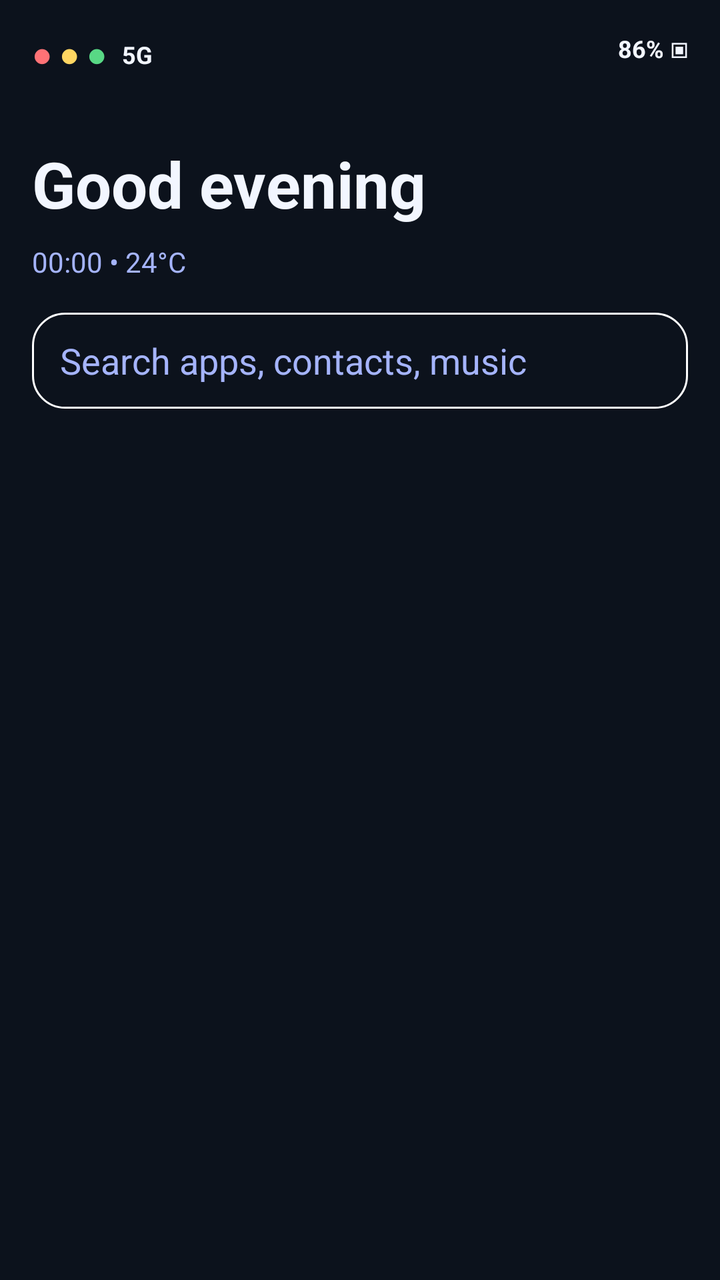
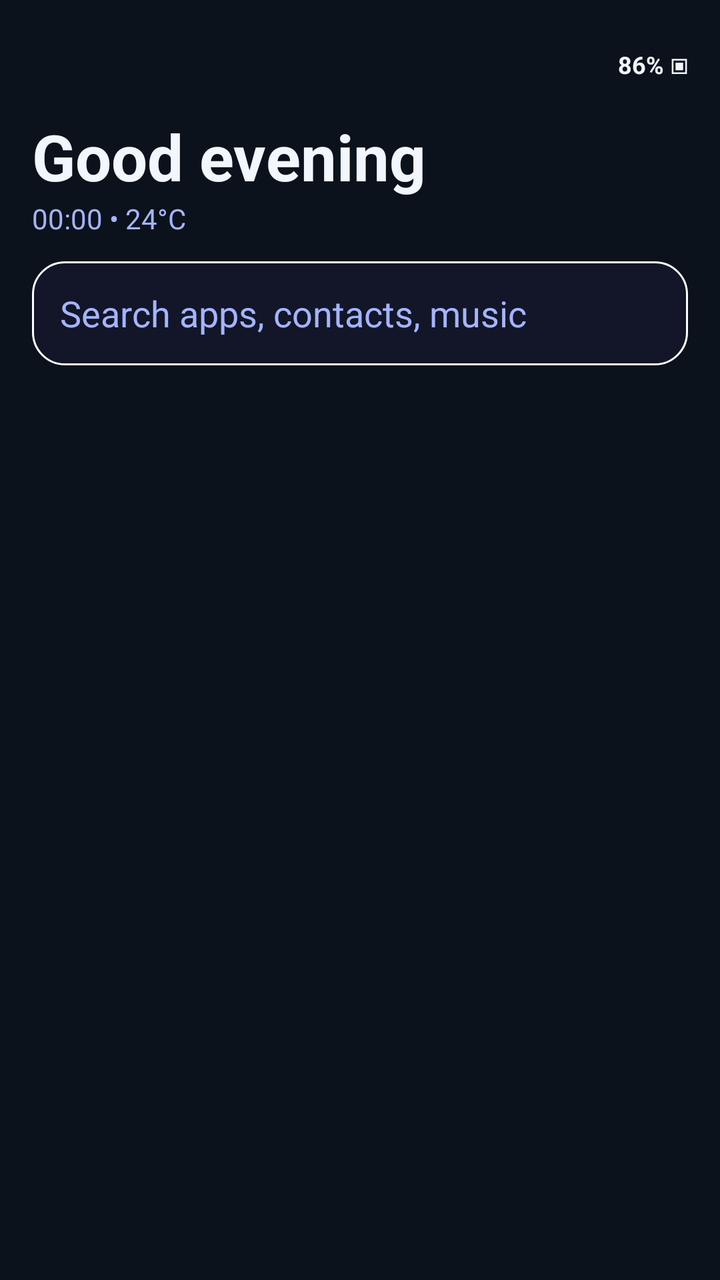

The first picture is an Android layout as it rendered before a commit; the second is the same layout after the commit. The layout source and the unified diff follow.
<!-- AndroidManifest.xml: application theme AppTheme -->
<!-- res/layout/activity_main.xml -->
<?xml version="1.0" encoding="utf-8"?>
<LinearLayout xmlns:android="http://schemas.android.com/apk/res/android"
    android:layout_width="match_parent"
    android:layout_height="match_parent"
    android:orientation="vertical"
    android:background="#0C121C">

    <RelativeLayout
        android:layout_width="match_parent"
        android:layout_height="wrap_content"
        android:padding="16dp">

        <LinearLayout
            android:id="@+id/statusLeft"
            android:layout_width="wrap_content"
            android:layout_height="wrap_content"
            android:layout_alignParentLeft="true"
            android:orientation="horizontal"
            android:gravity="center_vertical">

            <TextView
                android:layout_width="wrap_content"
                android:layout_height="wrap_content"
                android:text="●"
                android:textColor="#FF7276"
                android:textSize="16sp"
                android:textStyle="bold"
                android:layout_marginEnd="4dp" />

            <TextView
                android:layout_width="wrap_content"
                android:layout_height="wrap_content"
                android:text="●"
                android:textColor="#FFD662"
                android:textSize="16sp"
                android:textStyle="bold"
                android:layout_marginEnd="4dp" />

            <TextView
                android:layout_width="wrap_content"
                android:layout_height="wrap_content"
                android:text="●"
                android:textColor="#58D885"
                android:textSize="16sp"
                android:textStyle="bold"
                android:layout_marginEnd="8dp" />

            <TextView
                android:layout_width="wrap_content"
                android:layout_height="wrap_content"
                android:text="5G"
                android:textColor="#F2F6FF"
                android:textSize="12sp"
                android:textStyle="bold" />
        </LinearLayout>

        <LinearLayout
            android:layout_width="wrap_content"
            android:layout_height="wrap_content"
            android:layout_alignParentRight="true"
            android:orientation="horizontal"
            android:gravity="center_vertical">

            <TextView
                android:id="@+id/batteryLabel"
                android:layout_width="wrap_content"
                android:layout_height="wrap_content"
                android:text="86% ▣"
                android:textColor="#F2F6FF"
                android:textSize="12sp"
                android:textStyle="bold" />
        </LinearLayout>
    </RelativeLayout>

    <LinearLayout
        android:layout_width="match_parent"
        android:layout_height="0dp"
        android:layout_weight="1"
        android:orientation="vertical"
        android:padding="16dp">

        <TextView
            android:id="@+id/greetingLabel"
            android:layout_width="wrap_content"
            android:layout_height="wrap_content"
            android:text="Good evening"
            android:textColor="#F2F6FF"
            android:textSize="32sp"
            android:textStyle="bold"
            android:layout_marginBottom="8dp" />

        <TextView
            android:id="@+id/clockLabel"
            android:layout_width="wrap_content"
            android:layout_height="wrap_content"
            android:text="00:00 • 24°C"
            android:textColor="#A5B4FC"
            android:textSize="14sp" />

        <EditText
            android:id="@+id/searchField"
            android:layout_width="match_parent"
            android:layout_height="48dp"
            android:hint="Search apps, contacts, music"
            android:textColorHint="#A5B4FC"
            android:textColor="#F2F6FF"
            android:background="@drawable/search_background"
            android:paddingStart="14dp"
            android:paddingEnd="14dp"
            android:layout_marginTop="16dp"
            android:layout_marginBottom="12dp" />

        <HorizontalScrollView
            android:id="@+id/themeScroll"
            android:layout_width="match_parent"
            android:layout_height="wrap_content"
            android:scrollbars="none">

            <LinearLayout
                android:id="@+id/themeContainer"
                android:layout_width="wrap_content"
                android:layout_height="wrap_content"
                android:orientation="horizontal"
                android:gravity="center_vertical" />
        </HorizontalScrollView>

    </LinearLayout>

    <GridView
        android:id="@+id/appGrid"
        android:layout_width="match_parent"
        android:layout_height="0dp"
        android:layout_weight="2"
        android:numColumns="3"
        android:horizontalSpacing="12dp"
        android:verticalSpacing="12dp"
        android:padding="12dp" />

</LinearLayout>
<!-- resources referenced by this layout -->
<resources>
  <!-- drawable search_background (drawable) -->
  <?xml version="1.0" encoding="utf-8"?>
  <shape xmlns:android="http://schemas.android.com/apk/res/android"
      android:shape="rectangle">
      <stroke android:color="#FFFFFF" android:width="1dp" />
      <corners android:radius="16dp" />
      <solid android:color="#0C121C" />
  </shape>
  <style name="AppTheme" parent="Theme.AppCompat.NoActionBar">
          <item name="colorPrimary">@color/primary</item>
          <item name="colorPrimaryDark">@color/primary_dark</item>
          <item name="colorAccent">@color/accent</item>
          <item name="android:windowBackground">@color/background</item>
      </style>
  <color name="primary">#0C121C</color>
  <color name="primary_dark">#090C14</color>
  <color name="accent">#FF6C82</color>
  <color name="background">#0C121C</color>
</resources>

<!-- the commit's change to res/layout/activity_main.xml (unified diff, before → after) -->
@@ -3,137 +3,90 @@
     android:layout_width="match_parent"
     android:layout_height="match_parent"
     android:orientation="vertical"
-    android:background="#0C121C">
+    android:background="#0C121C"
+    android:padding="16dp">
 
     <RelativeLayout
         android:layout_width="match_parent"
         android:layout_height="wrap_content"
-        android:padding="16dp">
-
-        <LinearLayout
-            android:id="@+id/statusLeft"
-            android:layout_width="wrap_content"
-            android:layout_height="wrap_content"
-            android:layout_alignParentLeft="true"
-            android:orientation="horizontal"
-            android:gravity="center_vertical">
-
-            <TextView
-                android:layout_width="wrap_content"
-                android:layout_height="wrap_content"
-                android:text="●"
-                android:textColor="#FF7276"
-                android:textSize="16sp"
-                android:textStyle="bold"
-                android:layout_marginEnd="4dp" />
-
-            <TextView
-                android:layout_width="wrap_content"
-                android:layout_height="wrap_content"
-                android:text="●"
-                android:textColor="#FFD662"
-                android:textSize="16sp"
-                android:textStyle="bold"
-                android:layout_marginEnd="4dp" />
-
-            <TextView
-                android:layout_width="wrap_content"
-                android:layout_height="wrap_content"
-                android:text="●"
-                android:textColor="#58D885"
-                android:textSize="16sp"
-                android:textStyle="bold"
-                android:layout_marginEnd="8dp" />
-
-            <TextView
-                android:layout_width="wrap_content"
-                android:layout_height="wrap_content"
-                android:text="5G"
-                android:textColor="#F2F6FF"
-                android:textSize="12sp"
-                android:textStyle="bold" />
-        </LinearLayout>
+        android:paddingTop="8dp"
+        android:paddingBottom="8dp">
 
         <LinearLayout
             android:layout_width="wrap_content"
             android:layout_height="wrap_content"
-            android:layout_alignParentRight="true"
+            android:layout_alignParentStart="true"
             android:orientation="horizontal"
             android:gravity="center_vertical">
 
-            <TextView
-                android:id="@+id/batteryLabel"
-                android:layout_width="wrap_content"
-                android:layout_height="wrap_content"
-                android:text="86% ▣"
-                android:textColor="#F2F6FF"
-                android:textSize="12sp"
-                android:textStyle="bold" />
+            <TextView android:text="●" android:textColor="#FF7276" android:textStyle="bold" android:textSize="16sp" android:layout_marginEnd="4dp"/>
+            <TextView android:text="●" android:textColor="#FFD662" android:textStyle="bold" android:textSize="16sp" android:layout_marginEnd="4dp"/>
+            <TextView android:text="●" android:textColor="#58D885" android:textStyle="bold" android:textSize="16sp" android:layout_marginEnd="8dp"/>
+            <TextView android:text="5G" android:textColor="#F2F6FF" android:textStyle="bold" android:textSize="12sp"/>
         </LinearLayout>
+
+        <TextView
+            android:layout_width="wrap_content"
+            android:layout_height="wrap_content"
+            android:layout_alignParentEnd="true"
+            android:text="86% ▣"
+            android:textColor="#F2F6FF"
+            android:textStyle="bold"
+            android:textSize="12sp"/>
     </RelativeLayout>
 
-    <LinearLayout
+    <TextView
+        android:id="@+id/greetingLabel"
+        android:layout_width="wrap_content"
+        android:layout_height="wrap_content"
+        android:text="Good evening"
+        android:textColor="#F2F6FF"
+        android:textSize="32sp"
+        android:textStyle="bold"
+        android:layout_marginTop="8dp"/>
+
+    <TextView
+        android:id="@+id/clockLabel"
+        android:layout_width="wrap_content"
+        android:layout_height="wrap_content"
+        android:text="00:00 • 24°C"
+        android:textColor="#A5B4FC"
+        android:textSize="14sp"
+        android:layout_marginBottom="12dp"/>
+
+    <EditText
+        android:id="@+id/searchField"
         android:layout_width="match_parent"
-        android:layout_height="0dp"
-        android:layout_weight="1"
-        android:orientation="vertical"
-        android:padding="16dp">
+        android:layout_height="52dp"
+        android:hint="Search apps, contacts, music"
+        android:textColorHint="#A5B4FC"
+        android:textColor="#F2F6FF"
+        android:background="@drawable/search_background"
+        android:paddingStart="14dp"
+        android:paddingEnd="14dp"
+        android:layout_marginBottom="12dp"/>
 
-        <TextView
-            android:id="@+id/greetingLabel"
+    <HorizontalScrollView
+        android:layout_width="match_parent"
+        android:layout_height="wrap_content"
+        android:fillViewport="true"
+        android:scrollbars="none">
+
+        <LinearLayout
+            android:id="@+id/themeContainer"
             android:layout_width="wrap_content"
             android:layout_height="wrap_content"
-            android:text="Good evening"
-            android:textColor="#F2F6FF"
-            android:textSize="32sp"
-            android:textStyle="bold"
-            android:layout_marginBottom="8dp" />
-
-        <TextView
-            android:id="@+id/clockLabel"
-            android:layout_width="wrap_content"
-            android:layout_height="wrap_content"
-            android:text="00:00 • 24°C"
-            android:textColor="#A5B4FC"
-            android:textSize="14sp" />
-
-        <EditText
-            android:id="@+id/searchField"
-            android:layout_width="match_parent"
-            android:layout_height="48dp"
-            android:hint="Search apps, contacts, music"
-            android:textColorHint="#A5B4FC"
-            android:textColor="#F2F6FF"
-            android:background="@drawable/search_background"
-            android:paddingStart="14dp"
-            android:paddingEnd="14dp"
-            android:layout_marginTop="16dp"
-            android:layout_marginBottom="12dp" />
-
-        <HorizontalScrollView
-            android:id="@+id/themeScroll"
-            android:layout_width="match_parent"
-            android:layout_height="wrap_content"
-            android:scrollbars="none">
-
-            <LinearLayout
-                android:id="@+id/themeContainer"
-                android:layout_width="wrap_content"
-                android:layout_height="wrap_content"
-                android:orientation="horizontal"
-                android:gravity="center_vertical" />
-        </HorizontalScrollView>
-
-    </LinearLayout>
+            android:orientation="horizontal" />
+    </HorizontalScrollView>
 
     <GridView
         android:id="@+id/appGrid"
         android:layout_width="match_parent"
         android:layout_height="0dp"
-        android:layout_weight="2"
+        android:layout_weight="1"
         android:numColumns="3"
         android:horizontalSpacing="12dp"
         android:verticalSpacing="12dp"
-        android:padding="12dp" />
+        android:layout_marginTop="12dp" />
 
 </LinearLayout>
<!-- resource entries referenced after the edit -->
@@ -4,19 +4,15 @@
   <?xml version="1.0" encoding="utf-8"?>
   <shape xmlns:android="http://schemas.android.com/apk/res/android"
       android:shape="rectangle">
-      <stroke android:color="#FFFFFF" android:width="1dp" />
+      <solid android:color="#121628" />
       <corners android:radius="16dp" />
-      <solid android:color="#0C121C" />
+      <stroke android:width="1dp" android:color="#FFFFFF" />
   </shape>
-  <style name="AppTheme" parent="Theme.AppCompat.NoActionBar">
-          <item name="colorPrimary">@color/primary</item>
-          <item name="colorPrimaryDark">@color/primary_dark</item>
-          <item name="colorAccent">@color/accent</item>
-          <item name="android:windowBackground">@color/background</item>
+  <style name="AppTheme" parent="Theme.AppCompat.DayNight.NoActionBar">
+          <item name="colorPrimary">#0C121C</item>
+          <item name="colorPrimaryDark">#090C14</item>
+          <item name="colorAccent">#FF6C82</item>
+          <item name="android:windowBackground">#0C121C</item>
       </style>
-  <color name="primary">#0C121C</color>
-  <color name="primary_dark">#090C14</color>
-  <color name="accent">#FF6C82</color>
-  <color name="background">#0C121C</color>
 </resources>
 
